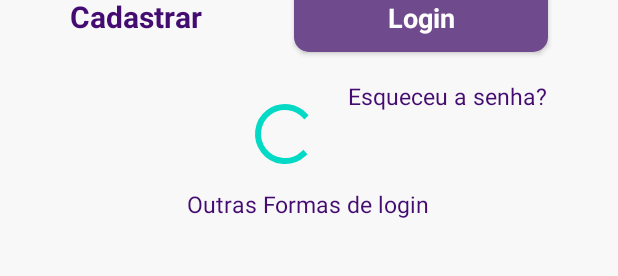
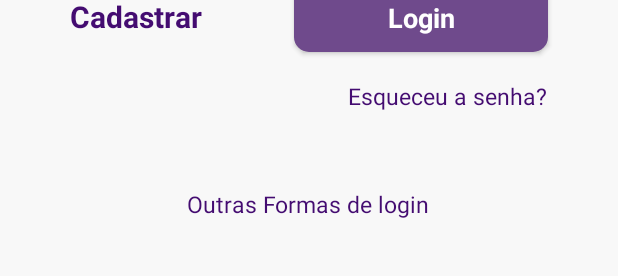
Before and after one commit to VanessaMartinsG/ShopMap, an Android app: the layout activity_form_login.xml on its own in the app's theme, with its tools: preview values and no code run, on a phone screen of 412 x 824 dp. Shown: the part 598-874 px from the top of the screen. Run offline under Robolectric (Android 15) with nearby library versions, the phone set to English and light mode, and no system bars.

Commit message:
Atualização de login

```diff
--- a/prototipo_shop/app/src/main/AndroidManifest.xml
+++ b/prototipo_shop/app/src/main/AndroidManifest.xml
@@ -9,6 +9,9 @@
         android:roundIcon="@mipmap/ic_launcher_round"
         android:supportsRtl="true"
         android:theme="@style/Theme.Prototipo_shop">
+        <activity
+            android:name=".FormCadastro"
+            android:exported="false" />
         <activity
             android:name=".MainActivity"
             android:exported="false" />
--- a/prototipo_shop/app/src/main/res/layout/activity_form_login.xml
+++ b/prototipo_shop/app/src/main/res/layout/activity_form_login.xml
@@ -1,4 +1,12 @@
 <?xml version="1.0" encoding="utf-8"?>
+
+<androidx.core.widget.NestedScrollView
+    android:layout_width="match_parent"
+    android:layout_height="match_parent"
+    android:fillViewport="true"
+    xmlns:android="http://schemas.android.com/apk/res/android">
+
+
 <androidx.constraintlayout.widget.ConstraintLayout xmlns:android="http://schemas.android.com/apk/res/android"
     xmlns:app="http://schemas.android.com/apk/res-auto"
     xmlns:tools="http://schemas.android.com/tools"
@@ -24,6 +32,7 @@
         android:layout_marginTop="312dp"
         android:drawableRight="@drawable/iceye"
         android:hint="Password"
+        android:inputType="textPassword"
         app:layout_constraintEnd_toEndOf="parent"
         app:layout_constraintHorizontal_bias="0.494"
         app:layout_constraintStart_toStartOf="parent"
@@ -49,6 +58,7 @@
         style="@style/campo_text"
         android:layout_marginTop="228dp"
         android:drawableRight="@drawable/icemail"
+        android:inputType="textEmailAddress"
         android:hint="Usuário ou Email"
         app:layout_constraintEnd_toEndOf="parent"
         app:layout_constraintHorizontal_bias="0.494"
@@ -60,7 +70,7 @@
         android:layout_width="wrap_content"
         android:layout_height="wrap_content"
         android:layout_marginStart="160dp"
-
+        android:visibility="invisible"
         android:layout_marginTop="464dp"
         app:layout_constraintEnd_toEndOf="parent"
         app:layout_constraintHorizontal_bias="0.029"
@@ -128,6 +138,7 @@
         app:layout_constraintTop_toTopOf="parent" />
 
     <TextView
+        android:id="@+id/textCadastro"
         android:layout_width="wrap_content"
         android:layout_height="wrap_content"
         android:layout_marginTop="396dp"
@@ -155,3 +166,4 @@
         app:layout_constraintTop_toTopOf="parent" />
 
 </androidx.constraintlayout.widget.ConstraintLayout>
+</androidx.core.widget.NestedScrollView>
--- a/prototipo_shop/app/src/main/res/values/styles.xml
+++ b/prototipo_shop/app/src/main/res/values/styles.xml
@@ -5,6 +5,7 @@
         <item name="android:layout_height">55dp</item>
         <item name="android:background">@drawable/edit_camp</item>
         <item name="android:padding">10dp</item>
+        <item name="android:maxLength">25</item>
         <item name="fontFamily">Roboto</item>
     </style>
 
--- a/prototipo_shop/app/src/main/res/values/themes.xml
+++ b/prototipo_shop/app/src/main/res/values/themes.xml
@@ -3,7 +3,7 @@
     <style name="Theme.Prototipo_shop" parent="Theme.MaterialComponents.DayNight.DarkActionBar">
         <!-- Primary brand color. -->
         <item name="colorPrimary">@color/purple_500</item>
-        <item name="colorPrimaryVariant">@color/purple_700</item>
+        <item name="colorPrimaryVariant">@color/whites</item>
         <item name="colorOnPrimary">@color/white</item>
         <!-- Secondary brand color. -->
         <item name="colorSecondary">@color/teal_200</item>
```
Also changed, not shown: prototipo_shop/app/src/main/java/com/example/prototipo_shop/FormCadastro.java (added, +14 -0 lines), prototipo_shop/app/src/main/java/com/example/prototipo_shop/formLogin.java (+19 -0 lines), prototipo_shop/app/src/main/res/layout/activity_form_cadastro.xml (added, +9 -0 lines).
